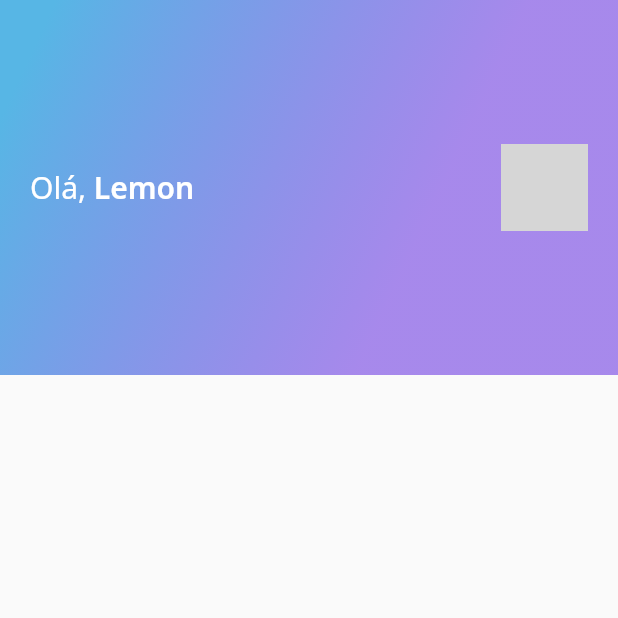
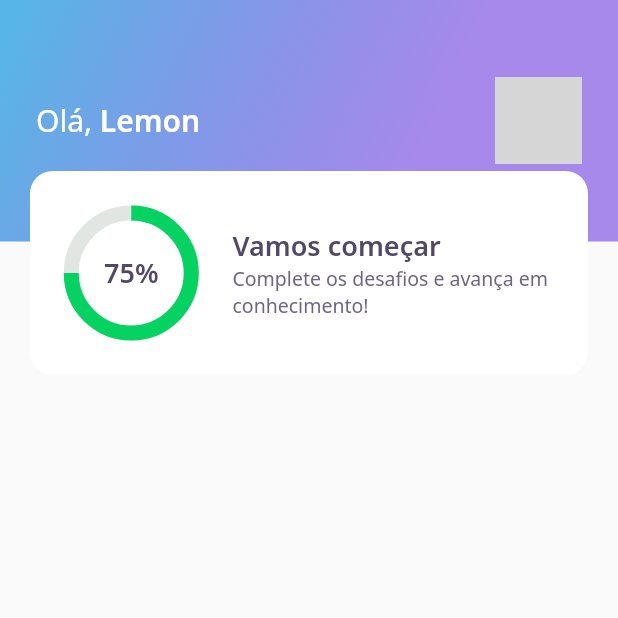
Before and after one commit to Andersonlimahw/flutter-rocketseat-devquiz, a Flutter app: the screen it shows after launch, on a phone screen of 412 x 824 dp, the top half of it. Run offline on Flutter 3.47's test engine with Material 2 defaults, Android fonts, the phone set to English and light mode, and no system bars; our stand-ins replace google_fonts; network calls fail; grey boxes are pictures that could not be loaded.

Commit message:
Adding : chart widget && score card widget

```diff
--- a/lib/home/widgets/appbar/appbar_widget.dart
+++ b/lib/home/widgets/appbar/appbar_widget.dart
@@ -9,9 +9,13 @@ class AppBarWidget extends PreferredSize {
             preferredSize: Size.fromHeight(250),
             child: Container(
                 height: 250,
+                child: Stack(
+                  children: [
+                    Container(
+                      height: 161,
+                      padding: const EdgeInsets.symmetric(horizontal: 24),
                       decoration: BoxDecoration(gradient: AppGradients.linear),
-                child: Padding(
-                  padding: const EdgeInsets.symmetric(horizontal: 20),
+                      width: double.maxFinite,
                       child: Row(
                         mainAxisAlignment: MainAxisAlignment.spaceBetween,
                         children: [
@@ -34,6 +38,12 @@ class AppBarWidget extends PreferredSize {
                           )
                         ],
                       ),
+                    ),
+                    Align(
+                      alignment: Alignment(0.0, 1.0),
+                      child: ScoreCardWidget(),
+                    )
+                  ],
                 )
               )
             );
--- /dev/null
+++ b/lib/home/widgets/chart/chart_widget.dart
@@ -0,0 +1,36 @@
+import 'package:DevQuiz/core/core.dart';
+import 'package:flutter/cupertino.dart';
+import 'package:flutter/material.dart';
+
+class ChartWidget extends StatelessWidget {
+  const ChartWidget({Key? key}) : super(key: key);
+
+  @override
+  Widget build(BuildContext context) {
+    return Container(
+      height: 80,
+      width: 80,
+      child: Stack(
+        children: [
+          Center(
+            child: Container(
+                height: 80,
+                width: 80,
+                child: CircularProgressIndicator(
+                  strokeWidth: 10,
+                  value: .75,
+                  backgroundColor: AppColors.chartSecondary,
+                  valueColor:
+                      AlwaysStoppedAnimation<Color>(AppColors.chartPrimary),
+                )),
+          ),
+          Center(
+            child: Text(
+            "75%",
+            style: AppTextStyles.heading,
+          ))
+        ],
+      ),
+    );
+  }
+}
--- a/lib/home/widgets/score_card/score_card_widget.dart
+++ b/lib/home/widgets/score_card/score_card_widget.dart
@@ -1,3 +1,6 @@
+import 'package:DevQuiz/core/app_colors.dart';
+import 'package:DevQuiz/core/core.dart';
+import 'package:DevQuiz/home/widgets/chart/chart_widget.dart';
 import 'package:flutter/cupertino.dart';
 import 'package:flutter/material.dart';
 
@@ -6,26 +9,39 @@ class ScoreCardWidget extends StatelessWidget {
 
   @override
   Widget build(BuildContext context) {
-    return Container(
+    return Padding(
+      padding: const EdgeInsets.only(left: 20, right: 20, top: 40),
+      child: Container(
+        height: 136,
+        padding: const EdgeInsets.only(left: 24),
+        decoration: BoxDecoration(
+          color: AppColors.white,
+          borderRadius: BorderRadius.circular(15)
+        ),
         child: Row(
+          crossAxisAlignment: CrossAxisAlignment.center,
           children: [
-          Expanded(
-            flex: 1,
-            child: Container(
-              width: 80,
-              height: 80,
-              color: Colors.red,
-            ),
+            Expanded(flex: 1,
+              child: ChartWidget(),
             ),
             Expanded(
                 flex: 3,
-              child: Padding(
+                child:
+                Padding(
                     padding: const EdgeInsets.only(left: 24),
-                  child: Column(children: [
-                    Text("Vamos começar"),
-                    Text("Complete os desafios e avança em conhecimento!"),
+                    child: Column(
+                        mainAxisAlignment: MainAxisAlignment.center,
+                        crossAxisAlignment: CrossAxisAlignment.start,
+                        children: [
+                          Text(
+                            "Vamos começar",
+                            style: AppTextStyles.heading,
+                          ),
+                          Text("Complete os desafios e avança em conhecimento!",
+                              style: AppTextStyles.body),
                         ])))
           ],
+        ),
       ),
     );
   }
```
Lines whose indentation alone changed are shown as unchanged.
